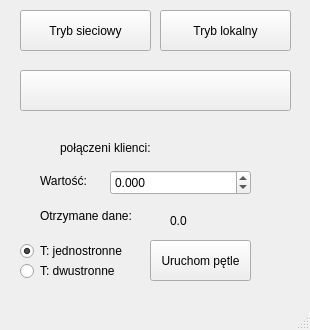
Old version of the form mainwindow.ui in the repository dawidbis/SieciTestApp.
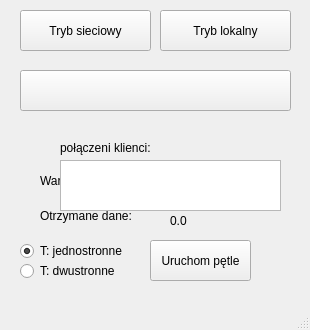
New version of the form.

Commit message: wielu klientow, wybor klienta z poziomu serwera, listView troche zbugowane ale wszystko dziala

What changed in the file:
```diff
--- a/mainwindow.ui
+++ b/mainwindow.ui
@@ -136,19 +136,6 @@
      <string/>
     </property>
    </widget>
-   <widget class="QLabel" name="lbl_pol">
-    <property name="geometry">
-     <rect>
-      <x>80</x>
-      <y>160</y>
-      <width>171</width>
-      <height>20</height>
-     </rect>
-    </property>
-    <property name="text">
-     <string/>
-    </property>
-   </widget>
    <widget class="QLabel" name="lbl_klie">
     <property name="geometry">
      <rect>
@@ -204,6 +191,16 @@
      <string>T: dwustronne</string>
     </property>
    </widget>
+   <widget class="QListView" name="listView">
+    <property name="geometry">
+     <rect>
+      <x>60</x>
+      <y>160</y>
+      <width>221</width>
+      <height>51</height>
+     </rect>
+    </property>
+   </widget>
   </widget>
   <widget class="QMenuBar" name="menubar">
    <property name="geometry">
```
The commit also changes 4 other files.
